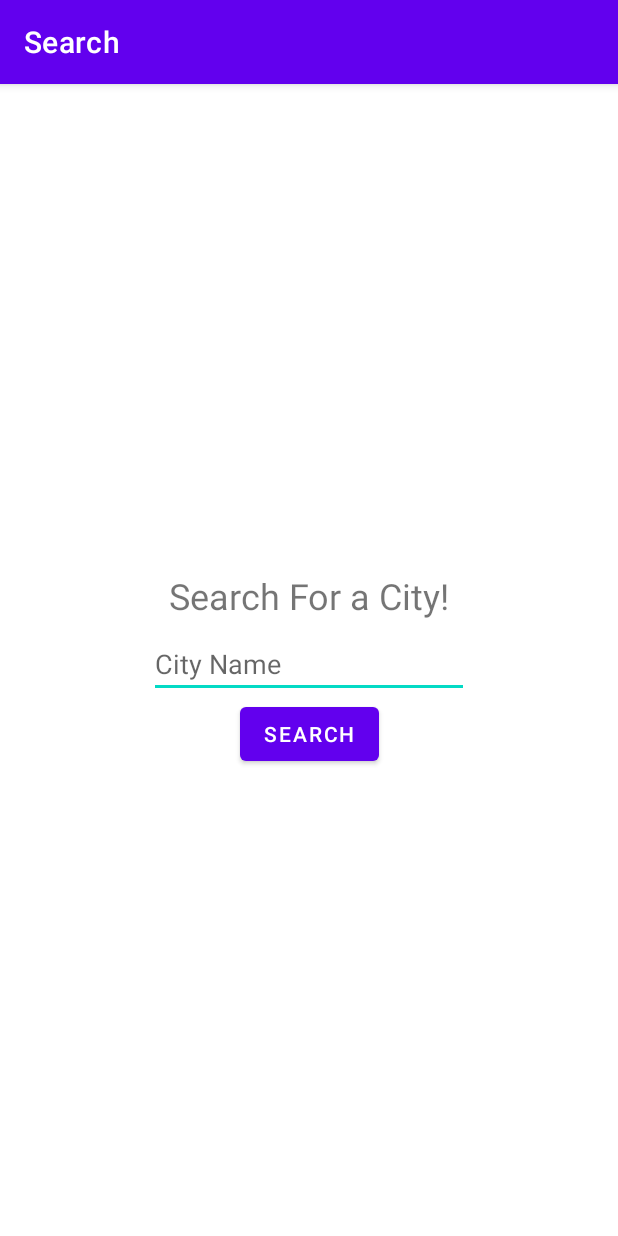
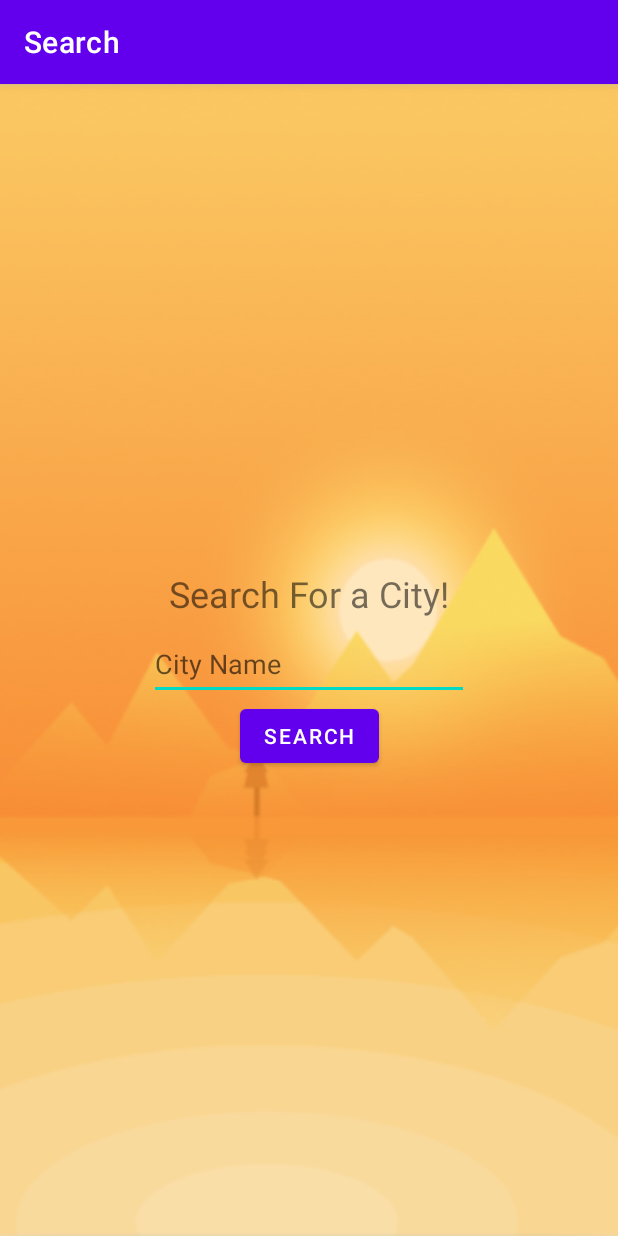
Before and after one commit to evanpatterson-champlain/MyWeatherApp, an Android app: the screen it shows after launch (MainActivity), on a phone screen of 412 x 824 dp. Run offline under Robolectric (Android 15) with nearby library versions, the phone set to English and light mode, and no system bars; our stand-ins replace navigation-ui.

Commit message:
added a background to search page

```diff
--- a/app/src/main/res/layout/activity_main.xml
+++ b/app/src/main/res/layout/activity_main.xml
@@ -5,6 +5,7 @@
     xmlns:tools="http://schemas.android.com/tools"
     android:layout_width="match_parent"
     android:layout_height="match_parent"
+    android:background="@drawable/bg_day"
     tools:context=".MainActivity">
 
 
--- a/app/src/main/res/layout/fragment_search.xml
+++ b/app/src/main/res/layout/fragment_search.xml
@@ -13,9 +13,9 @@
         android:textSize="24sp"
         app:layout_constraintBottom_toBottomOf="parent"
         app:layout_constraintEnd_toEndOf="parent"
+        app:layout_constraintHorizontal_bias=".50"
         app:layout_constraintStart_toStartOf="parent"
         app:layout_constraintTop_toTopOf="parent"
-        app:layout_constraintHorizontal_bias=".50"
         app:layout_constraintVertical_bias="0.12" />
 
     <EditText
@@ -26,6 +26,7 @@
         android:hint="City Name"
         android:imeOptions="actionSearch"
         android:inputType="text"
+        android:minHeight="48dp"
         app:layout_constraintBottom_toBottomOf="parent"
         app:layout_constraintEnd_toEndOf="parent"
         app:layout_constraintStart_toStartOf="parent"
@@ -41,5 +42,6 @@
         app:layout_constraintEnd_toEndOf="parent"
         app:layout_constraintStart_toStartOf="parent"
         app:layout_constraintTop_toBottomOf="@+id/et_enterCity"
-        app:layout_constraintVertical_bias="0.142" />
+        app:layout_constraintVertical_bias="0.14" />
+
 </androidx.constraintlayout.widget.ConstraintLayout>
```
Also changed, not shown: app/src/main/java/com/example/myweatherapp/SearchFragment.kt (+8 -3 lines), app/src/main/res/layout/fragment_report.xml (+8 -7 lines).
